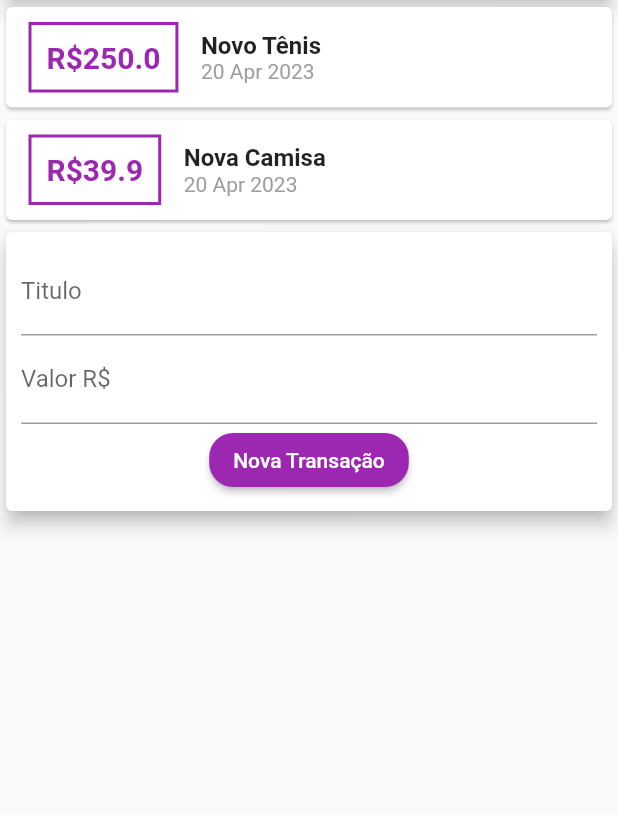
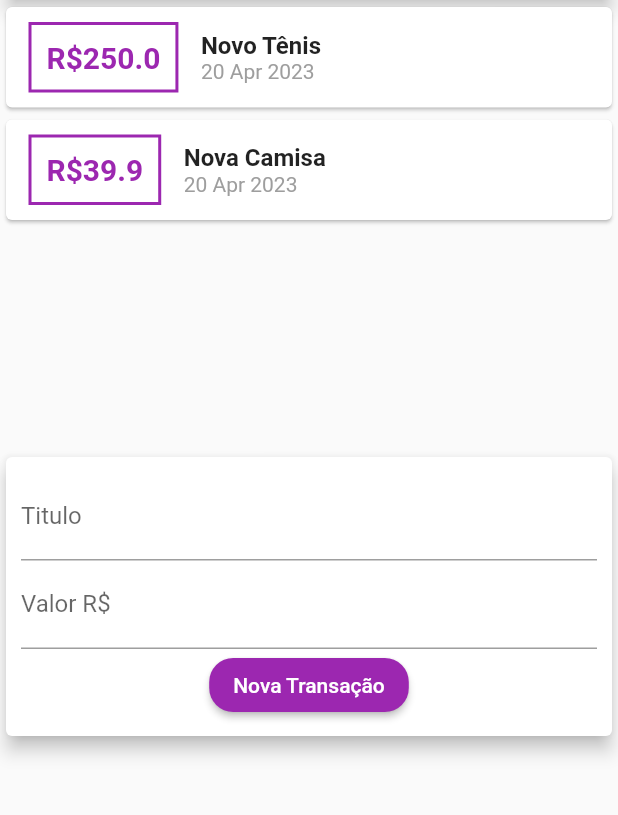
Before and after one commit to Marvingms7/projeto_despesas_pessoais, a Flutter app: the screen it shows after launch, on a phone screen of 412 x 824 dp, the part 119-934 px from its top. Run offline on Flutter 3.47's test engine with Material 2 defaults, Android fonts, the phone set to English and light mode, and no system bars.

Commit message:
Colocando um sizedbox

```diff
--- a/lib/components/transactions_list.dart
+++ b/lib/components/transactions_list.dart
@@ -9,15 +9,17 @@ class TransactionList extends StatelessWidget {
 
   @override
   Widget build(BuildContext context) {
-    return SingleChildScrollView(
+    return SizedBox(
+      height: 300,
+      child: SingleChildScrollView(
         child: Column(
           children: transactions.map((tr) {
             return Card(
               child: Row(
                 children: [
                   Container(
-                  margin:
-                      const EdgeInsets.symmetric(horizontal: 15, vertical: 10),
+                    margin: const EdgeInsets.symmetric(
+                        horizontal: 15, vertical: 10),
                     decoration: BoxDecoration(
                       border: Border.all(color: Colors.purple, width: 2),
                     ),
@@ -54,6 +56,7 @@ class TransactionList extends StatelessWidget {
             );
           }).toList(),
         ),
+      ),
     );
   }
 }
--- a/lib/main.dart
+++ b/lib/main.dart
@@ -23,7 +23,8 @@ class MyHomePage extends StatelessWidget {
       appBar: AppBar(
         title: const Text('Despesas pessoais'),
       ),
-      body: Column(
+      body: SingleChildScrollView(
+        child: Column(
           crossAxisAlignment: CrossAxisAlignment.stretch,
           children: const [
             SizedBox(
@@ -35,6 +36,7 @@ class MyHomePage extends StatelessWidget {
             TransactionUser(),
           ],
         ),
+      ),
     );
   }
 }
```
Lines whose indentation alone changed are shown as unchanged.
